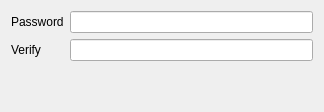
Qt form src/password.ui (KDE/user-manager) before a commit.
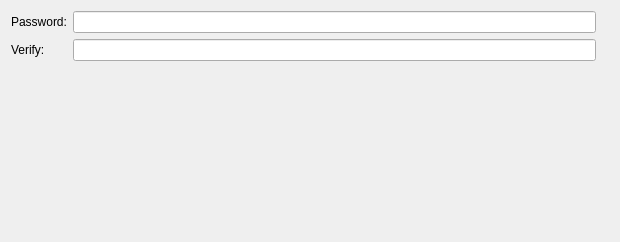
The same form after that commit.

Commit message: Added labels to set icons for correct/invalid, also switched to grid

```diff
--- a/src/password.ui
+++ b/src/password.ui
@@ -6,18 +6,25 @@
    <rect>
     <x>0</x>
     <y>0</y>
-    <width>324</width>
-    <height>112</height>
+    <width>620</width>
+    <height>242</height>
    </rect>
   </property>
   <property name="windowTitle">
    <string>Form</string>
   </property>
-  <layout class="QFormLayout" name="formLayout">
+  <layout class="QGridLayout" name="gridLayout">
+   <item row="0" column="2">
+    <widget class="QLabel" name="passwordCorrect">
+     <property name="text">
+      <string/>
+     </property>
+    </widget>
+   </item>
    <item row="0" column="0">
     <widget class="QLabel" name="label">
      <property name="text">
-      <string>Password</string>
+      <string>Password:</string>
      </property>
     </widget>
    </item>
@@ -28,21 +35,28 @@
      </property>
     </widget>
    </item>
-   <item row="1" column="0">
-    <widget class="QLabel" name="label_2">
-     <property name="text">
-      <string>Verify</string>
-     </property>
-    </widget>
-   </item>
-   <item row="1" column="1">
-    <widget class="QLineEdit" name="verifyEdit">
-     <property name="echoMode">
-      <enum>QLineEdit::Password</enum>
-     </property>
-    </widget>
-   </item>
    <item row="2" column="1">
+    <widget class="QLineEdit" name="verifyEdit">
+     <property name="echoMode">
+      <enum>QLineEdit::Password</enum>
+     </property>
+    </widget>
+   </item>
+   <item row="2" column="0">
+    <widget class="QLabel" name="label_2">
+     <property name="text">
+      <string>Verify:</string>
+     </property>
+    </widget>
+   </item>
+   <item row="2" column="2">
+    <widget class="QLabel" name="verifyCorrect">
+     <property name="text">
+      <string/>
+     </property>
+    </widget>
+   </item>
+   <item row="3" column="1">
     <widget class="QLabel" name="strenghtLbl">
      <property name="text">
       <string/>
```
